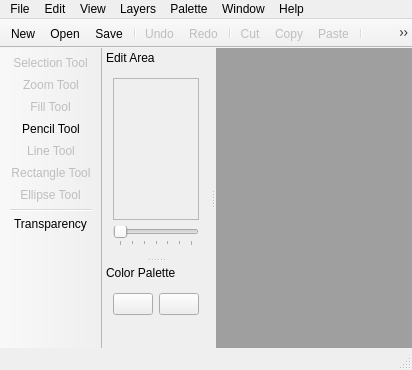
Old version of the form screens/main_window.ui in the repository LeoBusta/PixelBooster.
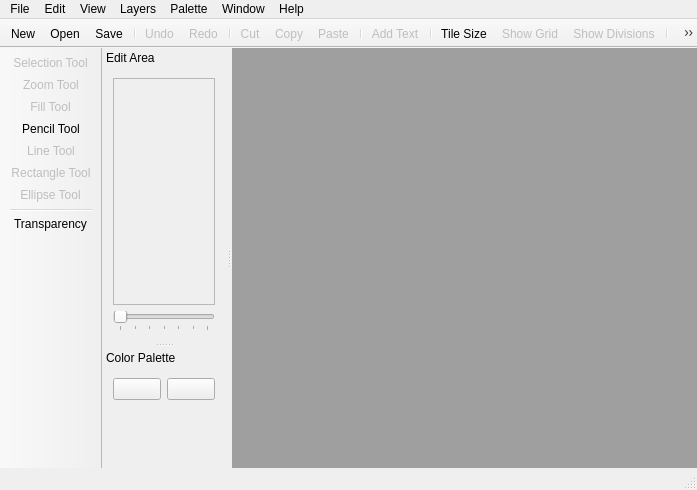
New version of the form. Icons and pictures are not drawn. Custom widgets are drawn as their Qt base class.

Commit message: Now a * character will pop up on the top of the window of the image that contains unsaved changes.

Diff of the .ui file:
```diff
--- a/screens/main_window.ui
+++ b/screens/main_window.ui
@@ -6,8 +6,8 @@
    <rect>
     <x>0</x>
     <y>0</y>
-    <width>373</width>
-    <height>370</height>
+    <width>697</width>
+    <height>490</height>
    </rect>
   </property>
   <property name="windowTitle">
@@ -44,7 +44,7 @@
     <rect>
      <x>0</x>
      <y>0</y>
-     <width>373</width>
+     <width>697</width>
      <height>21</height>
     </rect>
    </property>
@@ -227,7 +227,7 @@
           <x>0</x>
           <y>0</y>
           <width>100</width>
-          <height>126</height>
+          <height>207</height>
          </rect>
         </property>
         <layout class="QGridLayout" name="gridLayout">
```
The commit also changes 4 other files.
